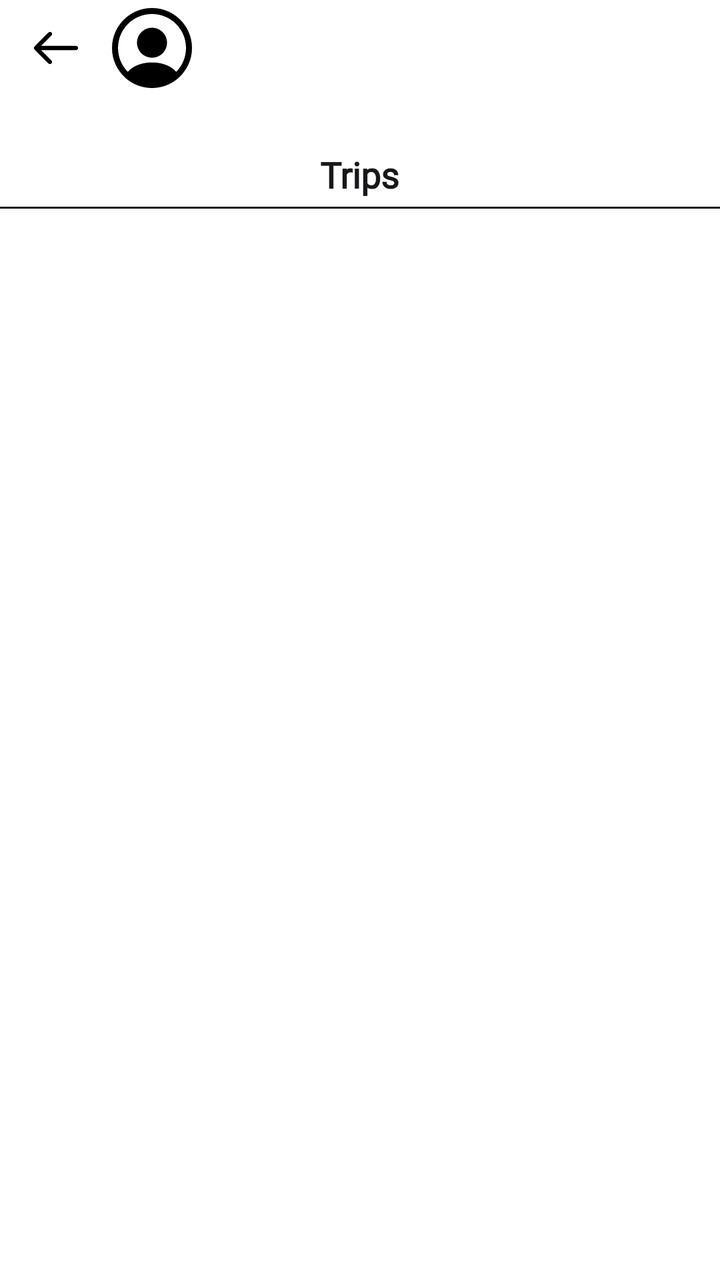
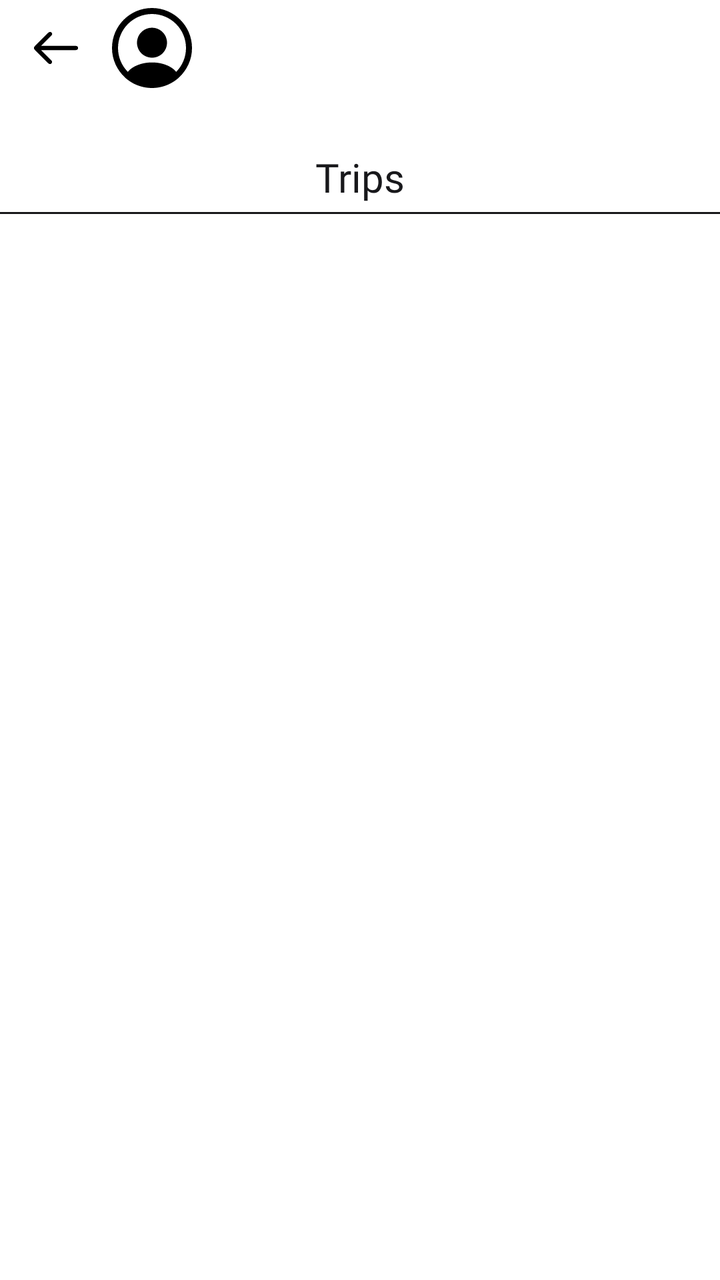

Screens rendered from an Android XML layout before and after an edit, with the pre-edit source and the edit as a unified diff.
<!-- AndroidManifest.xml: application theme Theme.Travel -->
<!-- res/layout/fragment_friend_profile.xml -->
<?xml version="1.0" encoding="utf-8"?>
<androidx.constraintlayout.widget.ConstraintLayout xmlns:android="http://schemas.android.com/apk/res/android"
    xmlns:app="http://schemas.android.com/apk/res-auto"
    android:layout_width="match_parent"
    android:layout_height="match_parent"
    android:background="@android:color/white">

    <ImageButton
    android:id="@+id/backButton"
    android:layout_width="48dp"
    android:layout_height="48dp"
    android:padding="12dp"
    android:layout_marginStart="4dp"
    android:background="?attr/selectableItemBackgroundBorderless"
    android:contentDescription="Back"
    android:scaleType="centerInside"
    android:src="@drawable/ic_back"
    app:layout_constraintStart_toStartOf="parent"
    app:layout_constraintTop_toTopOf="parent" />

    <ImageView
        android:id="@+id/profilePicture"
        android:layout_width="48dp"
        android:layout_height="48dp"
        android:scaleType="centerCrop"
        android:src="@drawable/ic_profile"
        app:layout_constraintStart_toEndOf="@+id/backButton"
        app:layout_constraintTop_toTopOf="parent" />

    <TextView
        android:id="@+id/displayNameText"
        android:layout_width="0dp"
        android:layout_height="wrap_content"
        android:ellipsize="end"
        android:fontFamily="@font/mont_bold"
        android:maxLines="1"
        android:textColor="@color/text_primary"
        android:textSize="24sp"
        app:layout_constraintBottom_toBottomOf="@+id/profilePicture"
        app:layout_constraintEnd_toEndOf="parent"
        app:layout_constraintHorizontal_bias="0.0"
        app:layout_constraintStart_toEndOf="@+id/profilePicture"
        app:layout_constraintTop_toTopOf="@id/backButton"
        app:layout_constraintVertical_bias="0.4" />

    <TextView
        android:id="@+id/usernameText"
        android:layout_width="wrap_content"
        android:layout_height="wrap_content"
        android:maxLines="1"
        android:ellipsize="end"
        android:fontFamily="@font/mont_bold"
        android:textColor="@color/text_secondary"
        android:textSize="12sp"
        app:layout_constraintStart_toStartOf="@+id/displayNameText"
        app:layout_constraintTop_toBottomOf="@+id/displayNameText" />

    <TextView
        android:id="@+id/tripsLabel"
        android:layout_width="wrap_content"
        android:layout_height="wrap_content"
        android:layout_marginTop="20dp"
        android:text="Trips"
        android:fontFamily="@font/mont_heavy"
        android:textColor="@color/text_primary"
        android:textSize="18sp"
        android:textStyle="bold"
        app:layout_constraintEnd_toEndOf="parent"
        app:layout_constraintStart_toStartOf="parent"
        app:layout_constraintTop_toBottomOf="@id/usernameText" />

    <View
        android:id="@+id/divider"
        android:layout_width="0dp"
        android:layout_height="1dp"
        android:layout_marginTop="4dp"
        android:background="@color/text_primary"
        app:layout_constraintTop_toBottomOf="@id/tripsLabel"
        app:layout_constraintStart_toStartOf="parent"
        app:layout_constraintEnd_toEndOf="parent" />

    <androidx.recyclerview.widget.RecyclerView
        android:id="@+id/tripsRecyclerView"
        android:layout_width="0dp"
        android:layout_height="0dp"
        android:layout_marginTop="8dp"
        app:layout_constraintTop_toBottomOf="@id/tripsLabel"
        app:layout_constraintBottom_toBottomOf="parent"
        app:layout_constraintStart_toStartOf="parent"
        app:layout_constraintEnd_toEndOf="parent" />

    <TextView
        android:id="@+id/emptyText"
        android:layout_width="wrap_content"
        android:layout_height="wrap_content"
        android:text="No trips yet"
        android:visibility="gone"
        android:fontFamily="@font/mont_semibold"
        android:textColor="@color/text_secondary"
        app:layout_constraintTop_toBottomOf="@id/tripsLabel"
        app:layout_constraintStart_toStartOf="parent"
        app:layout_constraintEnd_toEndOf="parent"
        android:layout_marginTop="32dp" />

    <ProgressBar
        android:id="@+id/progressBar"
        android:layout_width="wrap_content"
        android:layout_height="wrap_content"
        android:visibility="gone"
        app:layout_constraintTop_toTopOf="parent"
        app:layout_constraintBottom_toBottomOf="parent"
        app:layout_constraintStart_toStartOf="parent"
        app:layout_constraintEnd_toEndOf="parent" />

</androidx.constraintlayout.widget.ConstraintLayout>
<!-- resources referenced by this layout -->
<resources>
  <color name="text_primary">#FF18181B</color>
  <color name="text_secondary">#FFA1A1AA</color>
  <!-- drawable ic_back: vector/xml drawable (drawable, 3324 chars, omitted) -->
  <!-- drawable ic_profile (drawable) -->
  <vector xmlns:android="http://schemas.android.com/apk/res/android"
      android:width="200dp"
      android:height="200dp"
      android:viewportWidth="24"
      android:viewportHeight="24">
    <path
        android:pathData="M22,12C22,6.49 17.51,2 12,2C6.49,2 2,6.49 2,12C2,14.9 3.25,17.51 5.23,19.34C5.23,19.35 5.23,19.35 5.22,19.36C5.32,19.46 5.44,19.54 5.54,19.63C5.6,19.68 5.65,19.73 5.71,19.77C5.89,19.92 6.09,20.06 6.28,20.2C6.35,20.25 6.41,20.29 6.48,20.34C6.67,20.47 6.87,20.59 7.08,20.7C7.15,20.74 7.23,20.79 7.3,20.83C7.5,20.94 7.71,21.04 7.93,21.13C8.01,21.17 8.09,21.21 8.17,21.24C8.39,21.33 8.61,21.41 8.83,21.48C8.91,21.51 8.99,21.54 9.07,21.56C9.31,21.63 9.55,21.69 9.79,21.75C9.86,21.77 9.93,21.79 10.01,21.8C10.29,21.86 10.57,21.9 10.86,21.93C10.9,21.93 10.94,21.94 10.98,21.95C11.32,21.98 11.66,22 12,22C12.34,22 12.68,21.98 13.01,21.95C13.05,21.95 13.09,21.94 13.13,21.93C13.42,21.9 13.7,21.86 13.98,21.8C14.05,21.79 14.12,21.76 14.2,21.75C14.44,21.69 14.69,21.64 14.92,21.56C15,21.53 15.08,21.5 15.16,21.48C15.38,21.4 15.61,21.33 15.82,21.24C15.9,21.21 15.98,21.17 16.06,21.13C16.27,21.04 16.48,20.94 16.69,20.83C16.77,20.79 16.84,20.74 16.91,20.7C17.11,20.58 17.31,20.47 17.51,20.34C17.58,20.3 17.64,20.25 17.71,20.2C17.91,20.06 18.1,19.92 18.28,19.77C18.34,19.72 18.39,19.67 18.45,19.63C18.56,19.54 18.67,19.45 18.77,19.36C18.77,19.35 18.77,19.35 18.76,19.34C20.75,17.51 22,14.9 22,12ZM16.94,16.97C14.23,15.15 9.79,15.15 7.06,16.97C6.62,17.26 6.26,17.6 5.96,17.97C4.44,16.43 3.5,14.32 3.5,12C3.5,7.31 7.31,3.5 12,3.5C16.69,3.5 20.5,7.31 20.5,12C20.5,14.32 19.56,16.43 18.04,17.97C17.75,17.6 17.38,17.26 16.94,16.97Z"
        android:fillColor="#000000"/>
    <path
        android:pathData="M12,6.93C9.93,6.93 8.25,8.61 8.25,10.68C8.25,12.71 9.84,14.36 11.95,14.42C11.98,14.42 12.02,14.42 12.04,14.42C12.06,14.42 12.09,14.42 12.11,14.42C12.12,14.42 12.13,14.42 12.13,14.42C14.15,14.35 15.74,12.71 15.75,10.68C15.75,8.61 14.07,6.93 12,6.93Z"
        android:fillColor="#000000"/>
  </vector>
  <style name="Theme.Travel" parent="Theme.Material3.DayNight.NoActionBar">
          <item name="colorPrimary">#2196F3</item>
          <item name="colorOnPrimary">@android:color/white</item>
      </style>
</resources>

<!-- the commit's change to res/layout/fragment_friend_profile.xml (unified diff, before → after) -->
@@ -34,6 +34,8 @@
         android:ellipsize="end"
         android:fontFamily="@font/mont_bold"
         android:maxLines="1"
+        android:layout_marginEnd="12dp"
+        android:layout_marginStart="8dp"
         android:textColor="@color/text_primary"
         android:textSize="24sp"
         app:layout_constraintBottom_toBottomOf="@+id/profilePicture"
@@ -63,8 +65,7 @@
         android:text="Trips"
         android:fontFamily="@font/mont_heavy"
         android:textColor="@color/text_primary"
-        android:textSize="18sp"
-        android:textStyle="bold"
+        android:textSize="20sp"
         app:layout_constraintEnd_toEndOf="parent"
         app:layout_constraintStart_toStartOf="parent"
         app:layout_constraintTop_toBottomOf="@id/usernameText" />
